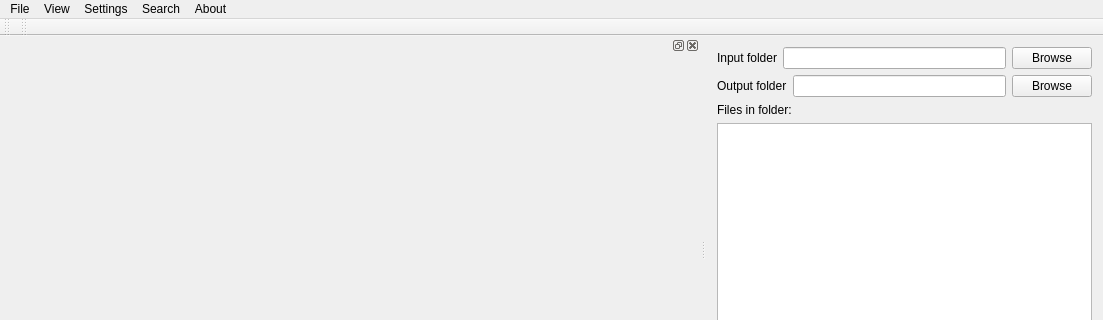
First picture: the form in src/main/mainwindow.ui, repository axsapronov/QNoisyImages, before the edit; both pictures show x 0 to 1103 and y 0 to 320 of the 1103 by 484 pixel window.
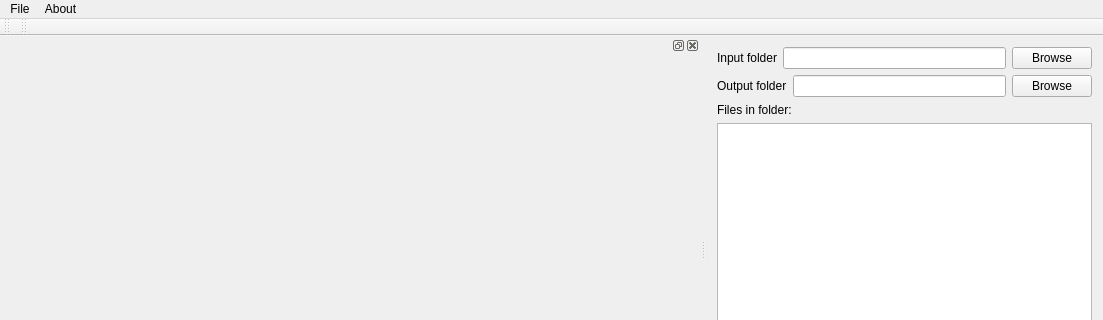
Second picture: the form after the edit.

Patch:
```diff
--- a/src/main/mainwindow.ui
+++ b/src/main/mainwindow.ui
@@ -109,39 +109,6 @@
     <addaction name="separator"/>
     <addaction name="action_File_Close"/>
    </widget>
-   <widget class="QMenu" name="mView">
-    <property name="title">
-     <string>View</string>
-    </property>
-   </widget>
-   <widget class="QMenu" name="mSettings">
-    <property name="title">
-     <string>Settings</string>
-    </property>
-    <widget class="QMenu" name="mSettingsLanguage">
-     <property name="title">
-      <string>Language</string>
-     </property>
-     <addaction name="action_Settings_Language_Russian"/>
-     <addaction name="action_Settings_Language_France"/>
-     <addaction name="action_Settings_Language_English"/>
-     <addaction name="action_Settings_Language_Deutsch"/>
-    </widget>
-    <addaction name="action_Settings_General"/>
-    <addaction name="mSettingsLanguage"/>
-    <addaction name="separator"/>
-    <addaction name="action_Settings_Module"/>
-    <addaction name="action_Settings_Lan"/>
-    <addaction name="action_Settings_Font"/>
-   </widget>
-   <widget class="QMenu" name="mSearch">
-    <property name="title">
-     <string>Search</string>
-    </property>
-    <addaction name="action_Search_Find"/>
-    <addaction name="action_Search_Find_More"/>
-    <addaction name="action_Search_Find_and_replace"/>
-   </widget>
    <widget class="QMenu" name="mAbout">
     <property name="title">
      <string>About</string>
@@ -153,9 +120,6 @@
     <addaction name="action_About_Site"/>
    </widget>
    <addaction name="mFile"/>
-   <addaction name="mView"/>
-   <addaction name="mSettings"/>
-   <addaction name="mSearch"/>
    <addaction name="mAbout"/>
   </widget>
   <widget class="QToolBar" name="mainToolBar">
```
